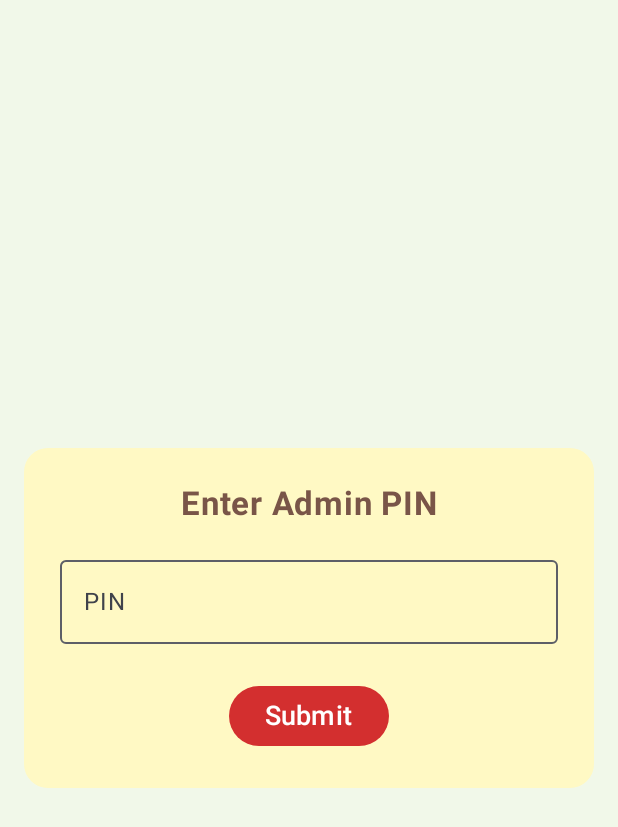
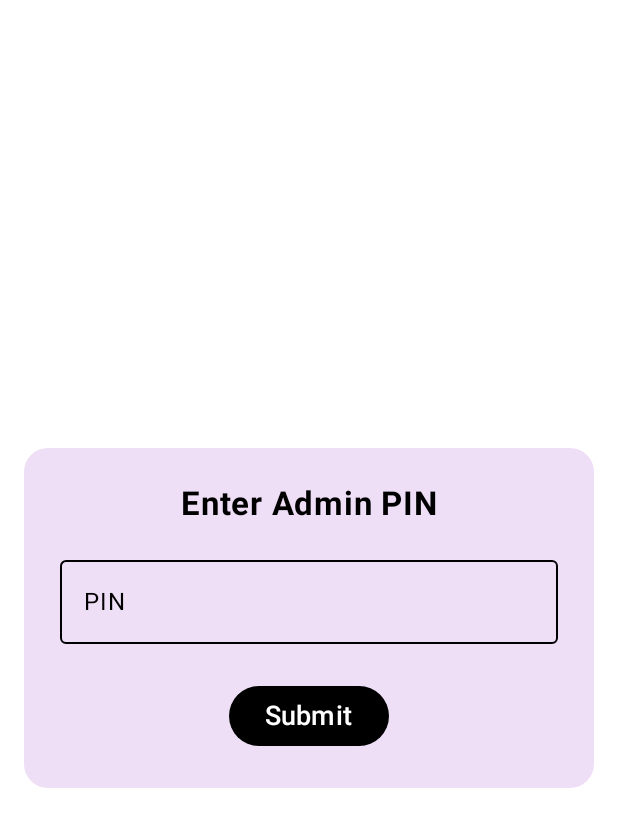
Before and after one commit to DevDewangan16/KidsTVLauncher, an Android app built with Jetpack Compose: the AdminPinScreen screen opened through its navigation route, on a phone screen of 412 x 824 dp. Shown: the top 827 px of the screen. Run offline under Robolectric (Android 15) with nearby library versions, the light colour scheme and no system bars.

Commit message:
Refined the AdminPinScreen UI to improve usability and visual consistency.

```diff
--- a/app/src/main/java/com/example/kidstvlauncher/ui/AdminPinScreen.kt
+++ b/app/src/main/java/com/example/kidstvlauncher/ui/AdminPinScreen.kt
@@ -16,6 +16,7 @@ import androidx.compose.material3.ButtonDefaults
 import androidx.compose.material3.Card
 import androidx.compose.material3.CardDefaults
 import androidx.compose.material3.OutlinedTextField
+import androidx.compose.material3.OutlinedTextFieldDefaults
 import androidx.compose.material3.Text
 import androidx.compose.runtime.Composable
 import androidx.compose.runtime.getValue
@@ -43,7 +44,7 @@ fun AdminPinScreen(navController: NavController) {
     Column(
         modifier = Modifier
             .fillMaxSize()
-            .background(Color(0xFFF1F8E9)), // Light Green background
+            .background(Color.White), // Light Green background
         verticalArrangement = Arrangement.Center,
         horizontalAlignment = Alignment.CenterHorizontally
     ) {
@@ -53,7 +54,7 @@ fun AdminPinScreen(navController: NavController) {
                 .fillMaxWidth()
                 .clip(RoundedCornerShape(16.dp)),
             colors = CardDefaults.cardColors(
-                containerColor = Color(0xFFFFF9C4)
+                containerColor = Color(0xFFEEDEF6)
             )// Yellow Card
         ) {
             Column(
@@ -64,7 +65,7 @@ fun AdminPinScreen(navController: NavController) {
                     text = "Enter Admin PIN",
                     fontSize = 22.sp,
                     fontWeight = FontWeight.Bold,
-                    color = Color(0xFF795548)
+                    color = Color.Black
                 )
                 Spacer(modifier = Modifier.height(16.dp))
                 OutlinedTextField(
@@ -73,7 +74,14 @@ fun AdminPinScreen(navController: NavController) {
                     label = { Text("PIN") },
                     keyboardOptions = KeyboardOptions(keyboardType = KeyboardType.NumberPassword),
                     visualTransformation = PasswordVisualTransformation(),
-                    modifier = Modifier.fillMaxWidth()
+                    modifier = Modifier.fillMaxWidth(),
+                    colors =OutlinedTextFieldDefaults.colors(
+                        focusedBorderColor = Color.Black,
+                        unfocusedBorderColor = Color.Black,
+                        cursorColor = Color.Black,
+                        unfocusedLabelColor = Color.Black,
+                        focusedLabelColor = Color.Black
+                    )
                 )
                 Spacer(modifier = Modifier.height(24.dp))
                 Button(
@@ -85,7 +93,7 @@ fun AdminPinScreen(navController: NavController) {
                         }
                     },
                     colors = ButtonDefaults.buttonColors(
-                        containerColor = Color(0xFFD32F2F) // Red button
+                        containerColor = Color.Black// Red button
                     )
                 ) {
                     Text("Submit", color = Color.White, fontSize = 18.sp)
```
